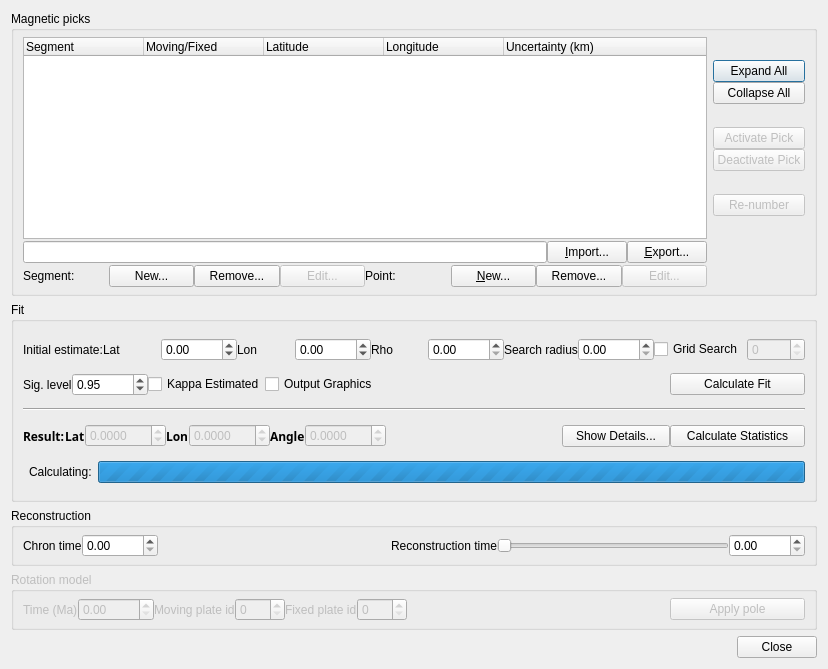
The window that src/qt-widgets/HellingerDialogUi.ui (GPlates/GPlates) describes before a commit, drawn with Qt 5.
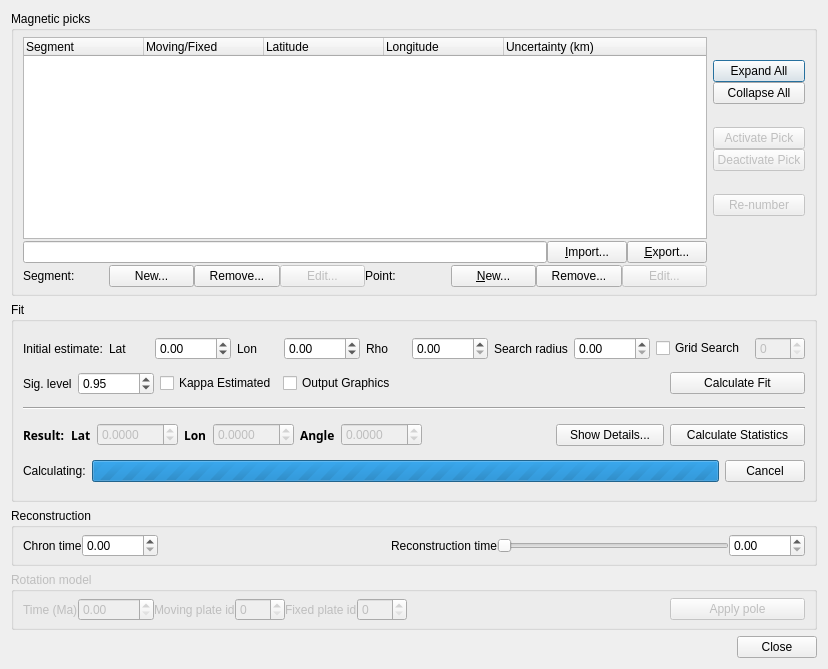
The same window after the commit.

Commit message: (hellinger) Prep for a button for cancelling the calculation thread.

```diff
--- a/src/qt-widgets/HellingerDialogUi.ui
+++ b/src/qt-widgets/HellingerDialogUi.ui
@@ -261,16 +261,7 @@
       <string>Fit</string>
      </property>
      <layout class="QGridLayout" name="gridLayout_2">
-      <property name="topMargin">
-       <number>6</number>
-      </property>
-      <property name="bottomMargin">
-       <number>6</number>
-      </property>
-      <property name="verticalSpacing">
-       <number>2</number>
-      </property>
-      <item row="0" column="0" colspan="3">
+      <item row="0" column="0">
        <layout class="QHBoxLayout" name="horizontalLayout_4">
         <item>
          <widget class="QLabel" name="label_5">
@@ -381,7 +372,7 @@
         </item>
        </layout>
       </item>
-      <item row="1" column="0" colspan="3">
+      <item row="1" column="0">
        <layout class="QHBoxLayout" name="horizontalLayout_7">
         <item>
          <widget class="QLabel" name="label">
@@ -466,14 +457,14 @@
         </item>
        </layout>
       </item>
-      <item row="2" column="0" colspan="3">
+      <item row="2" column="0">
        <widget class="Line" name="line1_2">
         <property name="orientation">
          <enum>Qt::Horizontal</enum>
         </property>
        </widget>
       </item>
-      <item row="3" column="0" colspan="3">
+      <item row="3" column="0">
        <layout class="QHBoxLayout" name="horizontalLayout_8">
         <item>
          <layout class="QHBoxLayout" name="horizontalLayout_5">
@@ -642,14 +633,16 @@
         </item>
        </layout>
       </item>
-      <item row="4" column="1">
+      <item row="4" column="0">
+       <layout class="QHBoxLayout" name="horizontalLayout_3">
+        <item>
        <widget class="QLabel" name="label_2">
         <property name="text">
          <string>Calculating:</string>
         </property>
        </widget>
       </item>
-      <item row="4" column="2">
+        <item>
        <widget class="QProgressBar" name="progress_bar">
         <property name="maximum">
          <number>0</number>
@@ -662,6 +655,15 @@
         </property>
        </widget>
       </item>
+        <item>
+         <widget class="QPushButton" name="button_cancel">
+          <property name="text">
+           <string>Cancel</string>
+          </property>
+         </widget>
+        </item>
+       </layout>
+      </item>
      </layout>
     </widget>
    </item>
```
Left out of the diff: 26 changed lines with no effect on the pictures. Lines whose indentation alone changed are shown as unchanged. The commit also changes 2 other files.
